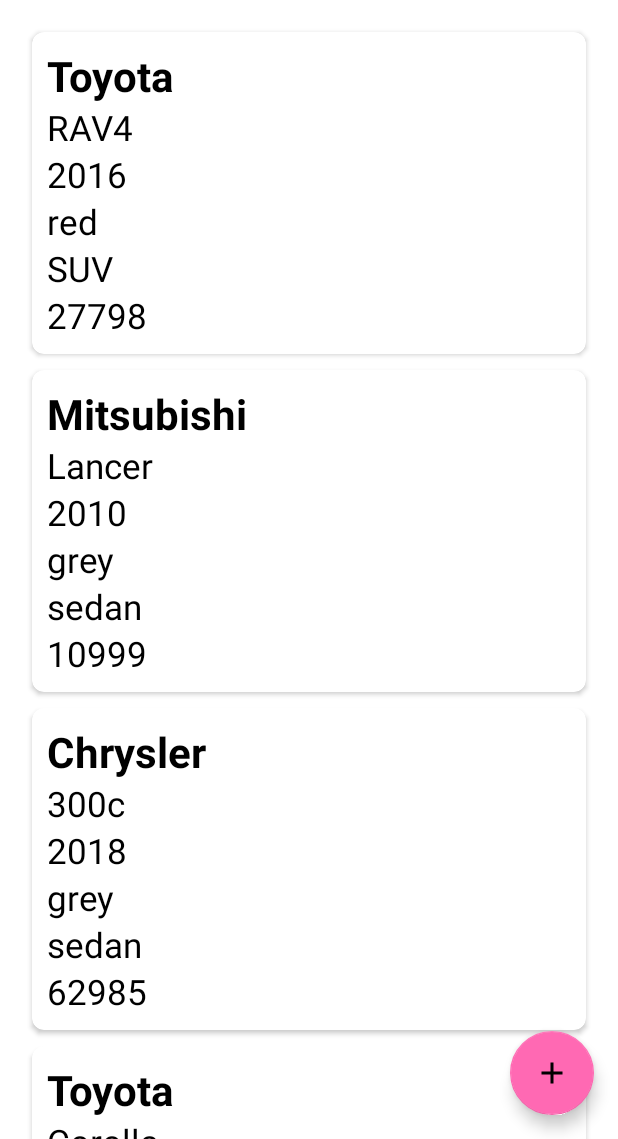
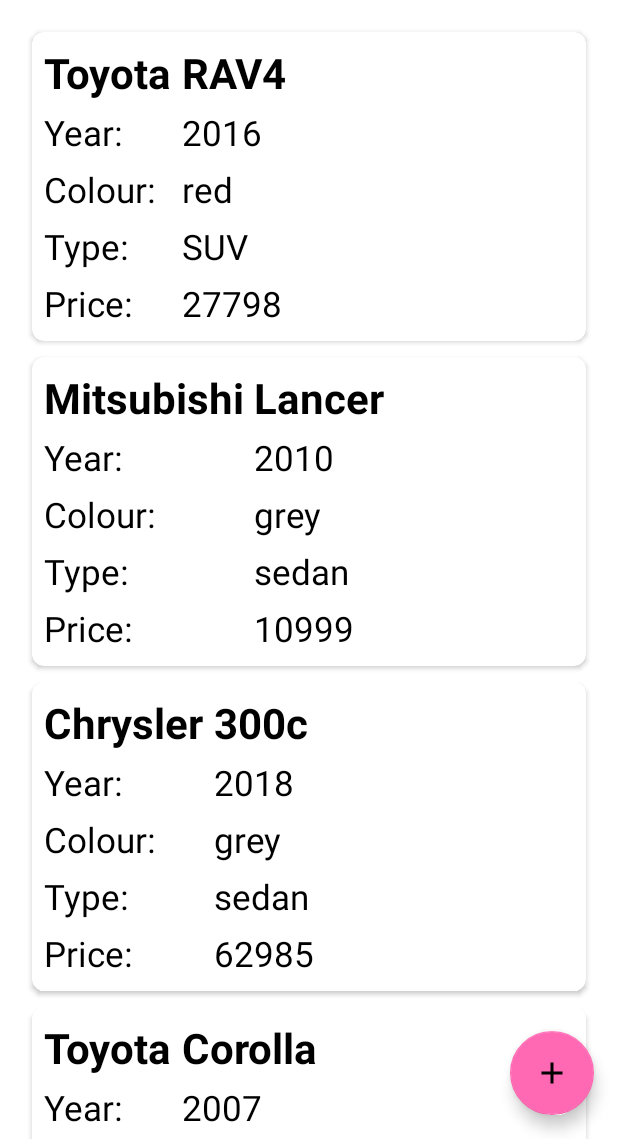
Before and after one commit to microcoded/CarMATE, an Android app: the screen it shows after launch (MainActivity), on a phone screen of 412 x 824 dp, the part 97-1236 px from its top. Run offline under Robolectric (Android 15) with nearby library versions, the phone set to English and light mode, and no system bars.

Commit message:
Basic version

```diff
--- a/app/src/main/java/fail/enormous/carmate/MainActivity.kt
+++ b/app/src/main/java/fail/enormous/carmate/MainActivity.kt
@@ -21,21 +21,22 @@ class MainActivity : AppCompatActivity() {
     private val viewItems: MutableList<Any> = ArrayList()
     private var mAdapter: RecyclerView.Adapter<*>? = null
     private var layoutManager: RecyclerView.LayoutManager? = null
+
     override fun onCreate(savedInstanceState: Bundle?) {
         super.onCreate(savedInstanceState)
         setContentView(R.layout.activity_main)
         this.mRecyclerView = findViewById<View>(R.id.mainRecycler) as RecyclerView
 
 
-        // use this setting to improve performance if you know that changes
-        // in content do not change the layout size of the RecyclerView
+       /* TODO: Check if this setting improves performance and doesn't cause bugs
         mRecyclerView!!.setHasFixedSize(true)
+        */
 
-        // use a linear layout manager
+        // Using a linear layout manager
         layoutManager = LinearLayoutManager(this)
         mRecyclerView!!.layoutManager = layoutManager
 
-        // specify an adapter (see also next example)
+        // Specifying adapter
         mAdapter = RecyclerAdapter(this, viewItems)
         mRecyclerView!!.adapter = mAdapter
         addItemsFromJSON()
@@ -56,11 +57,16 @@ class MainActivity : AppCompatActivity() {
                 val carlist = CarList(brand, model, year, color, type, price)
                 viewItems.add(carlist)
             }
-        } catch (e: JSONException) {
-            Log.d(TAG, "addItemsFromJSON: ", e)
-        } catch (e: IOException) {
+        }
+
+        // Error handling and debugging
+        catch (e: JSONException) {
             Log.d(TAG, "addItemsFromJSON: ", e)
         }
+        catch (e: IOException) {
+            Log.d(TAG, "addItemsFromJSON: ", e)
+        }
+
     }
 
     @Throws(IOException::class)
@@ -70,9 +76,7 @@ class MainActivity : AppCompatActivity() {
         try {
             var jsonString: String? = null
             inputStream = resources.openRawResource(R.raw.sample_data)
-            val bufferedReader = BufferedReader(
-                InputStreamReader(inputStream, "UTF-8")
-            )
+            val bufferedReader = BufferedReader(InputStreamReader(inputStream, "UTF-8"))
             while (bufferedReader.readLine().also { jsonString = it } != null) {
                 builder.append(jsonString)
             }
@@ -82,6 +86,7 @@ class MainActivity : AppCompatActivity() {
         return String(builder)
     }
 
+    // I don't remember what this does but I don't want to destroy CarMATE so this will stay!
     companion object {
         private const val TAG = "MainActivity"
     }
--- a/app/src/main/res/layout/activity_main.xml
+++ b/app/src/main/res/layout/activity_main.xml
@@ -6,7 +6,7 @@
     android:layout_height="match_parent"
     tools:context=".MainActivity">
 
-    <!-- Navigation Fragment -->
+    <!-- Navigation Fragment caused crashing
     <androidx.fragment.app.FragmentContainerView
         android:id="@+id/nav_host_fragment"
         android:name="androidx.navigation.fragment.NavHostFragment"
@@ -18,7 +18,7 @@
         app:layout_constraintBottom_toBottomOf="parent"
 
         app:defaultNavHost="true"
-        app:navGraph="@navigation/nav_graph" />
+        app:navGraph="@navigation/nav_graph" /> -->
 
     <TextView
         android:id="@+id/titleText"
@@ -56,11 +56,12 @@
         android:layout_marginEnd="16dp"
         android:layout_marginBottom="16dp"
         android:clickable="true"
+        android:contentDescription="add button"
         android:tint="#FFFFFF"
-        app:rippleColor="#FFFFFF"
         app:backgroundTint="@color/pimk"
         app:layout_constraintBottom_toBottomOf="parent"
         app:layout_constraintEnd_toEndOf="parent"
+        app:rippleColor="#FFFFFF"
         app:srcCompat="@drawable/ic_baseline_add_24" />
 
 </androidx.constraintlayout.widget.ConstraintLayout>
--- a/app/src/main/res/layout/list_item.xml
+++ b/app/src/main/res/layout/list_item.xml
@@ -7,11 +7,16 @@
     android:layout_margin="5dp"
     android:layout_height="wrap_content">
 
-    <LinearLayout
-        android:orientation="vertical"
-        android:padding="10dp"
+    <TableLayout
         android:layout_width="match_parent"
-        android:layout_height="wrap_content">
+        android:layout_height="match_parent">
+
+        <TableRow
+            android:layout_width="match_parent"
+            android:layout_height="match_parent"
+            android:paddingLeft="8dp"
+            android:paddingTop="8dp"
+            android:paddingRight="8dp">
 
             <TextView
                 android:id="@+id/brand"
@@ -22,41 +27,140 @@
                 android:textStyle="bold" />
 
             <TextView
+                android:id="@+id/space1"
                 android:layout_width="match_parent"
-            android:text="Model"
-            android:textSize="23sp"
-            android:id="@+id/model"
-            android:layout_height="wrap_content"/>
+                android:layout_height="wrap_content"
+                android:text=" "
+                android:textSize="28sp"
+                android:textStyle="bold" />
 
             <TextView
+                android:id="@+id/model"
                 android:layout_width="match_parent"
-            android:text="Year"
-            android:textSize="23sp"
-            android:id="@+id/year"
-            android:layout_height="wrap_content"/>
+                android:layout_height="wrap_content"
+                android:text="Model"
+                android:textSize="28sp"
+                android:textStyle="bold" />
 
-        <!-- Using American spelling of colour throughout this app for consistency with codebase -->
-        <TextView
+        </TableRow>
+
+        <TableRow
             android:layout_width="match_parent"
-            android:text="Color"
-            android:textSize="23sp"
-            android:id="@+id/color"
-            android:layout_height="wrap_content"/>
+            android:layout_height="match_parent"
+            android:paddingLeft="8dp"
+            android:paddingRight="8dp">
 
             <TextView
+                android:id="@+id/year_title"
                 android:layout_width="match_parent"
-            android:text="Type"
-            android:textSize="23sp"
-            android:id="@+id/type"
-            android:layout_height="wrap_content"/>
+                android:layout_height="wrap_content"
+                android:text="@string/year_title"
+                android:textSize="23sp" />
 
             <TextView
+                android:id="@+id/space2"
                 android:layout_width="match_parent"
-            android:text="Price"
-            android:textSize="23sp"
+                android:layout_height="wrap_content"
+                android:text=" "
+                android:textSize="28sp"
+                android:textStyle="bold" />
+
+            <TextView
+                android:id="@+id/year"
+                android:layout_width="match_parent"
+                android:layout_height="wrap_content"
+                android:text="$year"
+                android:textSize="23sp" />
+
+        </TableRow>
+
+        <TableRow
+            android:layout_width="match_parent"
+            android:layout_height="match_parent"
+            android:paddingLeft="8dp"
+            android:paddingRight="8dp">
+
+            <TextView
+                android:id="@+id/color_title"
+                android:layout_width="match_parent"
+                android:layout_height="wrap_content"
+                android:text="@string/color_title"
+                android:textSize="23sp" />
+
+            <TextView
+                android:id="@+id/space3"
+                android:layout_width="match_parent"
+                android:layout_height="wrap_content"
+                android:text=" "
+                android:textSize="28sp"
+                android:textStyle="bold" />
+
+            <TextView
+                android:id="@+id/color"
+                android:layout_width="match_parent"
+                android:layout_height="wrap_content"
+                android:text="$color"
+                android:textSize="23sp" />
+        </TableRow>
+
+        <TableRow
+            android:layout_width="match_parent"
+            android:layout_height="match_parent"
+            android:paddingLeft="8dp"
+            android:paddingRight="8dp">
+
+            <TextView
+                android:id="@+id/type_title"
+                android:layout_width="match_parent"
+                android:layout_height="wrap_content"
+                android:text="@string/type_title"
+                android:textSize="23sp" />
+
+            <TextView
+                android:id="@+id/space4"
+                android:layout_width="match_parent"
+                android:layout_height="wrap_content"
+                android:text=" "
+                android:textSize="28sp"
+                android:textStyle="bold" />
+
+            <TextView
+                android:id="@+id/type"
+                android:layout_width="match_parent"
+                android:layout_height="wrap_content"
+                android:text="$type"
+                android:textSize="23sp" />
+        </TableRow>
+
+        <TableRow
+            android:layout_width="match_parent"
+            android:layout_height="match_parent"
+            android:paddingLeft="8dp"
+            android:paddingRight="8dp"
+            android:paddingBottom="8dp">
+
+            <TextView
+                android:id="@+id/price_title"
+                android:layout_width="match_parent"
+                android:layout_height="wrap_content"
+                android:text="@string/price_title"
+                android:textSize="23sp" />
+
+            <TextView
+                android:id="@+id/space5"
+                android:layout_width="match_parent"
+                android:layout_height="wrap_content"
+                android:text=" "
+                android:textSize="28sp"
+                android:textStyle="bold" />
+
+            <TextView
                 android:id="@+id/price"
-            android:layout_height="wrap_content"/>
-
-    </LinearLayout>
+                android:layout_width="match_parent"
+                android:layout_height="wrap_content"
+                android:text="$price"
+                android:textSize="23sp" />
+        </TableRow>
+    </TableLayout>
 
 </androidx.cardview.widget.CardView>
--- a/app/src/main/res/values/strings.xml
+++ b/app/src/main/res/values/strings.xml
@@ -1,3 +1,7 @@
 <resources>
-    <string name="app_name">CarMATE</string>
+    <string name="app_name" translatable="false">CarMATE</string>
+    <string name="year_title">Year:</string>
+    <string name="color_title">Colour:</string>
+    <string name="type_title">Type:</string>
+    <string name="price_title">Price:</string>
 </resources>
```
Also changed, not shown: 1 other file. Lines whose indentation alone changed are shown as unchanged.
